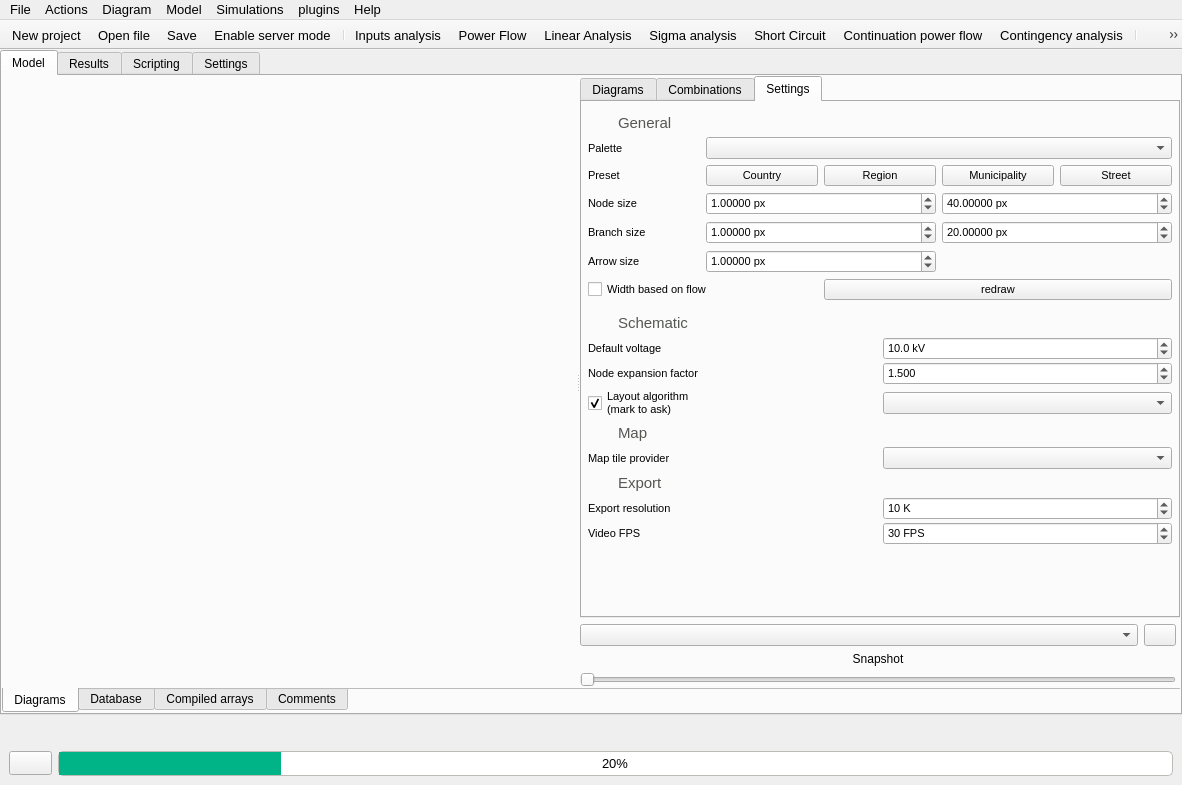
First picture: the form in src/GridCal/Gui/Main/MainWindow.ui, repository SanPen/GridCal, before the edit.
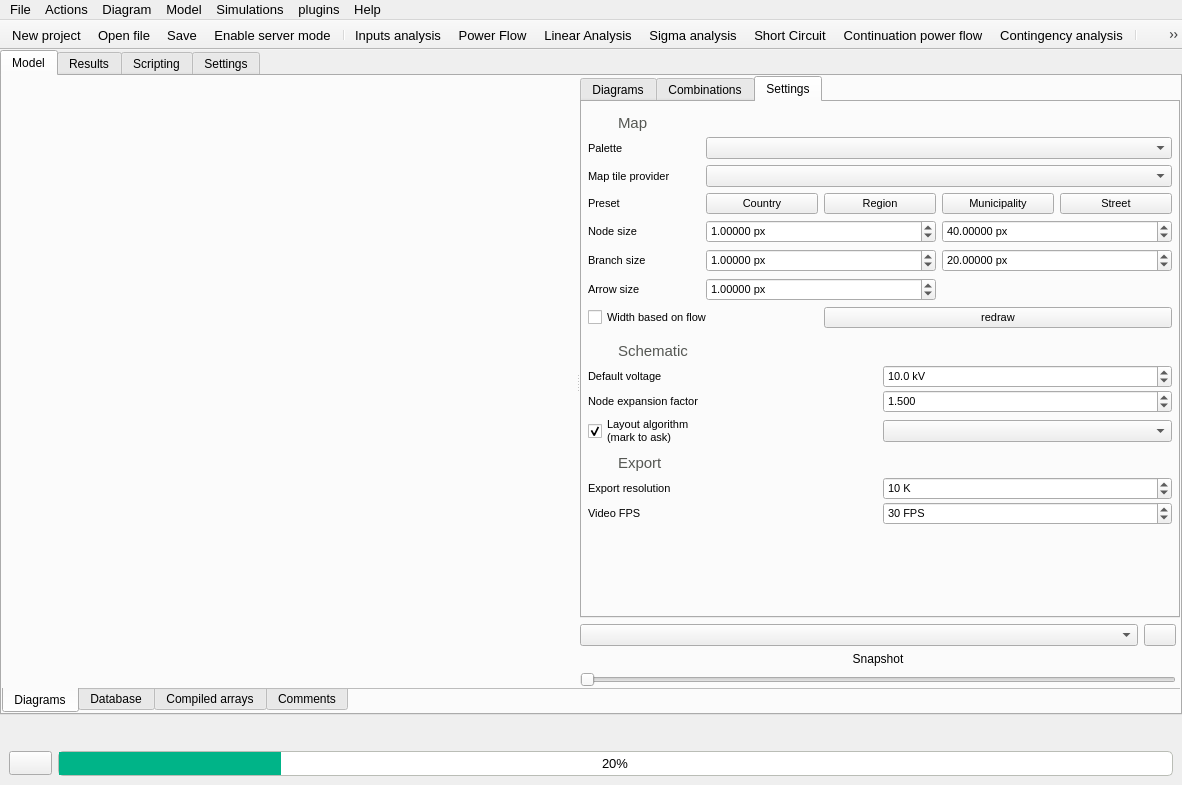
Second picture: the form after the edit. The open tabs and pages were chosen to show the change. Icons and pictures are not drawn.

Commit message: Protected compilation against none buses in generators, shunts and loads Improvements to the GUI behaviour

The edit to the form file:
```diff
--- a/src/GridCal/Gui/Main/MainWindow.ui
+++ b/src/GridCal/Gui/Main/MainWindow.ui
@@ -352,18 +352,6 @@
                           <property name="verticalSpacing">
                            <number>2</number>
                           </property>
-                          <item row="17" column="0">
-                           <widget class="QLabel" name="label_118">
-                            <property name="font">
-                             <font>
-                              <pointsize>8</pointsize>
-                             </font>
-                            </property>
-                            <property name="text">
-                             <string>Map tile provider</string>
-                            </property>
-                           </widget>
-                          </item>
                           <item row="14" column="1">
                            <widget class="QComboBox" name="automatic_layout_comboBox">
                             <property name="font">
@@ -507,18 +495,6 @@
                             </property>
                            </widget>
                           </item>
-                          <item row="17" column="1">
-                           <widget class="QComboBox" name="tile_provider_comboBox">
-                            <property name="font">
-                             <font>
-                              <pointsize>8</pointsize>
-                             </font>
-                            </property>
-                            <property name="toolTip">
-                             <string>Map tile provides (map background)</string>
-                            </property>
-                           </widget>
-                          </item>
                           <item row="12" column="1">
                            <widget class="QDoubleSpinBox" name="explosion_factor_doubleSpinBox">
                             <property name="font">
@@ -634,7 +610,7 @@
                                 </font>
                                </property>
                                <property name="text">
-                                <string>General</string>
+                                <string>Map</string>
                                </property>
                                <property name="alignment">
                                 <set>Qt::AlignmentFlag::AlignLeading|Qt::AlignmentFlag::AlignLeft|Qt::AlignmentFlag::AlignVCenter</set>
@@ -677,83 +653,6 @@
                              <property name="bottomMargin">
                               <number>0</number>
                              </property>
-                             <item>
-                              <widget class="QLabel" name="label_99">
-                               <property name="minimumSize">
-                                <size>
-                                 <width>24</width>
-                                 <height>24</height>
-                                </size>
-                               </property>
-                               <property name="maximumSize">
-                                <size>
-                                 <width>24</width>
-                                 <height>24</height>
-                                </size>
-                               </property>
-                               <property name="text">
-                                <string/>
-                               </property>
-                               <property name="pixmap">
-                                <pixmap resource="icons.qrc">:/Icons/icons/show_color_controls.svg</pixmap>
-                               </property>
-                               <property name="scaledContents">
-                                <bool>true</bool>
-                               </property>
-                              </widget>
-                             </item>
-                             <item>
-                              <widget class="QLabel" name="label_100">
-                               <property name="palette">
-                                <palette>
-                                 <active>
-                                  <colorrole role="WindowText">
-                                   <brush brushstyle="SolidPattern">
-                                    <color alpha="255">
-                                     <red>85</red>
-                                     <green>87</green>
-                                     <blue>83</blue>
-                                    </color>
-                                   </brush>
-                                  </colorrole>
-                                 </active>
-                                 <inactive>
-                                  <colorrole role="WindowText">
-                                   <brush brushstyle="SolidPattern">
-                                    <color alpha="255">
-                                     <red>85</red>
-                                     <green>87</green>
-                                     <blue>83</blue>
-                                    </color>
-                                   </brush>
-                                  </colorrole>
-                                 </inactive>
-                                 <disabled>
-                                  <colorrole role="WindowText">
-                                   <brush brushstyle="SolidPattern">
-                                    <color alpha="255">
-                                     <red>190</red>
-                                     <green>190</green>
-                                     <blue>190</blue>
-                                    </color>
-                                   </brush>
-                                  </colorrole>
-                                 </disabled>
-                                </palette>
-                               </property>
-                               <property name="font">
-                                <font>
-                                 <pointsize>11</pointsize>
-                                </font>
-                               </property>
-                               <property name="text">
-                                <string>Map</string>
-                               </property>
-                               <property name="alignment">
-                                <set>Qt::AlignmentFlag::AlignLeading|Qt::AlignmentFlag::AlignLeft|Qt::AlignmentFlag::AlignVCenter</set>
-                               </property>
-                              </widget>
-                             </item>
                             </layout>
                            </widget>
                           </item>
@@ -990,57 +889,6 @@
                               <number>0</number>
                              </property>
                              <item row="2" column="0">
-                              <widget class="QLabel" name="label">
-                               <property name="sizePolicy">
-                                <sizepolicy hsizetype="Minimum" vsizetype="Preferred">
-                                 <horstretch>0</horstretch>
-                                 <verstretch>0</verstretch>
-                                </sizepolicy>
-                               </property>
-                               <property name="font">
-                                <font>
-                                 <pointsize>8</pointsize>
-                                </font>
-                               </property>
-                               <property name="text">
-                                <string>Node size</string>
-                               </property>
-                              </widget>
-                             </item>
-                             <item row="1" column="1">
-                              <widget class="QPushButton" name="preset1_pushButton">
-                               <property name="font">
-                                <font>
-                                 <pointsize>8</pointsize>
-                                </font>
-                               </property>
-                               <property name="toolTip">
-                                <string>Apply country meaningful sizes</string>
-                               </property>
-                               <property name="text">
-                                <string>Country</string>
-                               </property>
-                              </widget>
-                             </item>
-                             <item row="3" column="0">
-                              <widget class="QLabel" name="label_14">
-                               <property name="sizePolicy">
-                                <sizepolicy hsizetype="Minimum" vsizetype="Preferred">
-                                 <horstretch>0</horstretch>
-                                 <verstretch>0</verstretch>
-                                </sizepolicy>
-                               </property>
-                               <property name="font">
-                                <font>
-                                 <pointsize>8</pointsize>
-                                </font>
-                               </property>
-                               <property name="text">
-                                <string>Branch size</string>
-                               </property>
-                              </widget>
-                             </item>
-                             <item row="1" column="0">
                               <widget class="QLabel" name="label_154">
                                <property name="sizePolicy">
                                 <sizepolicy hsizetype="Minimum" vsizetype="Preferred">
@@ -1058,7 +906,7 @@
                                </property>
                               </widget>
                              </item>
-                             <item row="4" column="0">
+                             <item row="5" column="0">
                               <widget class="QLabel" name="label_113">
                                <property name="sizePolicy">
                                 <sizepolicy hsizetype="Minimum" vsizetype="Preferred">
@@ -1076,8 +924,38 @@
                                </property>
                               </widget>
                              </item>
-                             <item row="0" column="0">
-                              <widget class="QLabel" name="label_43">
+                             <item row="3" column="1" colspan="2">
+                              <widget class="QDoubleSpinBox" name="min_node_size_spinBox">
+                               <property name="font">
+                                <font>
+                                 <pointsize>8</pointsize>
+                                </font>
+                               </property>
+                               <property name="toolTip">
+                                <string>Minimum node / substation sizes</string>
+                               </property>
+                               <property name="suffix">
+                                <string> px</string>
+                               </property>
+                               <property name="decimals">
+                                <number>5</number>
+                               </property>
+                               <property name="minimum">
+                                <double>0.000100000000000</double>
+                               </property>
+                               <property name="maximum">
+                                <double>9999.000000000000000</double>
+                               </property>
+                               <property name="singleStep">
+                                <double>0.100000000000000</double>
+                               </property>
+                               <property name="value">
+                                <double>1.000000000000000</double>
+                               </property>
+                              </widget>
+                             </item>
+                             <item row="4" column="0">
+                              <widget class="QLabel" name="label_14">
                                <property name="sizePolicy">
                                 <sizepolicy hsizetype="Minimum" vsizetype="Preferred">
                                  <horstretch>0</horstretch>
@@ -1090,22 +968,7 @@
                                 </font>
                                </property>
                                <property name="text">
-                                <string>Palette</string>
-                               </property>
-                              </widget>
-                             </item>
-                             <item row="1" column="2">
-                              <widget class="QPushButton" name="preset2_pushButton">
-                               <property name="font">
-                                <font>
-                                 <pointsize>8</pointsize>
-                                </font>
-                               </property>
-                               <property name="toolTip">
-                                <string>Apply region meaningful sizes</string>
-                               </property>
-                               <property name="text">
-                                <string>Region</string>
+                                <string>Branch size</string>
                                </property>
                               </widget>
                              </item>
@@ -1121,172 +984,7 @@
                                </property>
                               </widget>
                              </item>
-                             <item row="2" column="1" colspan="2">
-                              <widget class="QDoubleSpinBox" name="min_node_size_spinBox">
-                               <property name="font">
-                                <font>
-                                 <pointsize>8</pointsize>
-                                </font>
-                               </property>
-                               <property name="toolTip">
-                                <string>Minimum node / substation sizes</string>
-                               </property>
-                               <property name="suffix">
-                                <string> px</string>
-                               </property>
-                               <property name="decimals">
-                                <number>5</number>
-                               </property>
-                               <property name="minimum">
-                                <double>0.000100000000000</double>
-                               </property>
-                               <property name="maximum">
-                                <double>9999.000000000000000</double>
-                               </property>
-                               <property name="singleStep">
-                                <double>0.100000000000000</double>
-                               </property>
-                               <property name="value">
-                                <double>1.000000000000000</double>
-                               </property>
-                              </widget>
-                             </item>
-                             <item row="2" column="3" colspan="2">
-                              <widget class="QDoubleSpinBox" name="max_node_size_spinBox">
-                               <property name="font">
-                                <font>
-                                 <pointsize>8</pointsize>
-                                </font>
-                               </property>
-                               <property name="toolTip">
-                                <string>Maximum node / substation sizes</string>
-                               </property>
-                               <property name="suffix">
-                                <string> px</string>
-                               </property>
-                               <property name="decimals">
-                                <number>5</number>
-                               </property>
-                               <property name="minimum">
-                                <double>0.000100000000000</double>
-                               </property>
-                               <property name="maximum">
-                                <double>9999.000000000000000</double>
-                               </property>
-                               <property name="singleStep">
-                                <double>0.100000000000000</double>
-                               </property>
-                               <property name="value">
-                                <double>40.000000000000000</double>
-                               </property>
-                              </widget>
-                             </item>
-                             <item row="3" column="1" colspan="2">
-                              <widget class="QDoubleSpinBox" name="min_branch_size_spinBox">
-                               <property name="font">
-                                <font>
-                                 <pointsize>8</pointsize>
-                                </font>
-                               </property>
-                               <property name="toolTip">
-                                <string>Minimum branch sizes</string>
-                               </property>
-                               <property name="suffix">
-                                <string> px</string>
-                               </property>
-                               <property name="decimals">
-                                <number>5</number>
-                               </property>
-                               <property name="minimum">
-                                <double>0.000100000000000</double>
-                               </property>
-                               <property name="maximum">
-                                <double>9999.000000000000000</double>
-                               </property>
-                               <property name="singleStep">
-                                <double>0.100000000000000</double>
-                               </property>
-                               <property name="value">
-                                <double>1.000000000000000</double>
-                               </property>
-                              </widget>
-                             </item>
-                             <item row="4" column="1" colspan="2">
-                              <widget class="QDoubleSpinBox" name="arrow_size_size_spinBox">
-                               <property name="font">
-                                <font>
-                                 <pointsize>8</pointsize>
-                                </font>
-                               </property>
-                               <property name="toolTip">
-                                <string>Branch arrow sizes</string>
-                               </property>
-                               <property name="suffix">
-                                <string> px</string>
-                               </property>
-                               <property name="decimals">
-                                <number>5</number>
-                               </property>
-                               <property name="minimum">
-                                <double>0.000100000000000</double>
-                               </property>
-                               <property name="maximum">
-                                <double>9999.000000000000000</double>
-                               </property>
-                               <property name="singleStep">
-                                <double>0.100000000000000</double>
-                               </property>
-                               <property name="value">
-                                <double>1.000000000000000</double>
-                               </property>
-                              </widget>
-                             </item>
-                             <item row="3" column="3" colspan="2">
-                              <widget class="QDoubleSpinBox" name="max_branch_size_spinBox">
-                               <property name="font">
-                                <font>
-                                 <pointsize>8</pointsize>
-                                </font>
-                               </property>
-                               <property name="toolTip">
-                                <string>Maximum branch sizes</string>
-                               </property>
-                               <property name="suffix">
-                                <string> px</string>
-                               </property>
-                               <property name="decimals">
-                                <number>5</number>
-                               </property>
-                               <property name="minimum">
-                                <double>0.000100000000000</double>
-                               </property>
-                               <property name="maximum">
-                                <double>9999.000000000000000</double>
-                               </property>
-                               <property name="singleStep">
-                                <double>0.100000000000000</double>
-                               </property>
-                               <property name="value">
-                                <double>20.000000000000000</double>
-                               </property>
-                              </widget>
-                             </item>
-                             <item row="1" column="3">
-                              <widget class="QPushButton" name="preset3_pushButton">
-                               <property name="font">
-                                <font>
-                                 <pointsize>8</pointsize>
-                                </font>
-                               </property>
-                               <property name="toolTip">
-                                <string>Apply municipality meaningful sizes</string>
-                               </property>
-                               <property name="text">
-                                <string>Municipality</string>
-                               </property>
-                              </widget>
-                             </item>
-                             <item row="1" column="4">
+                             <item row="2" column="4">
                               <widget class="QPushButton" name="preset4_pushButton">
                                <property name="font">
                                 <font>
@@ -1301,7 +999,85 @@
                                </property>
                               </widget>
                              </item>
-                             <item row="5" column="0" colspan="2">
+                             <item row="6" column="2" colspan="3">
+                              <widget class="QPushButton" name="redraw_pushButton">
+                               <property name="font">
+                                <font>
+                                 <pointsize>8</pointsize>
+                                </font>
+                               </property>
+                               <property name="toolTip">
+                                <string>Redraw the map or schematic with the new parameters</string>
+                               </property>
+                               <property name="text">
+                                <string>redraw</string>
+                               </property>
+                              </widget>
+                             </item>
+                             <item row="4" column="3" colspan="2">
+                              <widget class="QDoubleSpinBox" name="max_branch_size_spinBox">
+                               <property name="font">
+                                <font>
+                                 <pointsize>8</pointsize>
+                                </font>
+                               </property>
+                               <property name="toolTip">
+                                <string>Maximum branch sizes</string>
+                               </property>
+                               <property name="suffix">
+                                <string> px</string>
+                               </property>
+                               <property name="decimals">
+                                <number>5</number>
+                               </property>
+                               <property name="minimum">
+                                <double>0.000100000000000</double>
+                               </property>
+                               <property name="maximum">
+                                <double>9999.000000000000000</double>
+                               </property>
+                               <property name="singleStep">
+                                <double>0.100000000000000</double>
+                               </property>
+                               <property name="value">
+                                <double>20.000000000000000</double>
+                               </property>
+                              </widget>
+                             </item>
+                             <item row="2" column="1">
+                              <widget class="QPushButton" name="preset1_pushButton">
+                               <property name="font">
+                                <font>
+                                 <pointsize>8</pointsize>
+                                </font>
+                               </property>
+                               <property name="toolTip">
+                                <string>Apply country meaningful sizes</string>
+                               </property>
+                               <property name="text">
+                                <string>Country</string>
+                               </property>
+                              </widget>
+                             </item>
+                             <item row="3" column="0">
+                              <widget class="QLabel" name="label">
+                               <property name="sizePolicy">
+                                <sizepolicy hsizetype="Minimum" vsizetype="Preferred">
+                                 <horstretch>0</horstretch>
+                                 <verstretch>0</verstretch>
+                                </sizepolicy>
+                               </property>
+                               <property name="font">
+                                <font>
+                                 <pointsize>8</pointsize>
+                                </font>
+                               </property>
+                               <property name="text">
+                                <string>Node size</string>
+                               </property>
+                              </widget>
+                             </item>
+                             <item row="6" column="0" colspan="2">
                               <widget class="QCheckBox" name="branch_width_based_on_flow_checkBox">
                                <property name="font">
                                 <font>
@@ -1316,18 +1092,165 @@
                                </property>
                               </widget>
                              </item>
-                             <item row="5" column="2" colspan="3">
-                              <widget class="QPushButton" name="redraw_pushButton">
+                             <item row="0" column="0">
+                              <widget class="QLabel" name="label_43">
+                               <property name="sizePolicy">
+                                <sizepolicy hsizetype="Minimum" vsizetype="Preferred">
+                                 <horstretch>0</horstretch>
+                                 <verstretch>0</verstretch>
+                                </sizepolicy>
+                               </property>
                                <property name="font">
                                 <font>
                                  <pointsize>8</pointsize>
                                 </font>
                                </property>
+                               <property name="text">
+                                <string>Palette</string>
+                               </property>
+                              </widget>
+                             </item>
+                             <item row="2" column="3">
+                              <widget class="QPushButton" name="preset3_pushButton">
+                               <property name="font">
+                                <font>
+                                 <pointsize>8</pointsize>
+                                </font>
+                               </property>
                                <property name="toolTip">
                                 <string>Redraw the map or schematic with the new parameters</string>
                                </property>
                                <property name="text">
-                                <string>redraw</string>
+                                <string>Municipality</string>
+                               </property>
+                              </widget>
+                             </item>
+                             <item row="3" column="3" colspan="2">
+                              <widget class="QDoubleSpinBox" name="max_node_size_spinBox">
+                               <property name="font">
+                                <font>
+                                 <pointsize>8</pointsize>
+                                </font>
+                               </property>
+                               <property name="toolTip">
+                                <string>Maximum node / substation sizes</string>
+                               </property>
+                               <property name="suffix">
+                                <string> px</string>
+                               </property>
+                               <property name="decimals">
+                                <number>5</number>
+                               </property>
+                               <property name="minimum">
+                                <double>0.000100000000000</double>
+                               </property>
+                               <property name="maximum">
+                                <double>9999.000000000000000</double>
+                               </property>
+                               <property name="singleStep">
+                                <double>0.100000000000000</double>
+                               </property>
+                               <property name="value">
+                                <double>40.000000000000000</double>
+                               </property>
+                              </widget>
+                             </item>
+                             <item row="2" column="2">
+                              <widget class="QPushButton" name="preset2_pushButton">
+                               <property name="font">
+                                <font>
+                                 <pointsize>8</pointsize>
+                                </font>
+                               </property>
+                               <property name="toolTip">
+                                <string>Apply region meaningful sizes</string>
+                               </property>
+                               <property name="text">
+                                <string>Region</string>
+                               </property>
+                              </widget>
+                             </item>
+                             <item row="5" column="1" colspan="2">
+                              <widget class="QDoubleSpinBox" name="arrow_size_size_spinBox">
+                               <property name="font">
+                                <font>
+                                 <pointsize>8</pointsize>
+                                </font>
+                               </property>
+                               <property name="toolTip">
+                                <string>Branch arrow sizes</string>
+                               </property>
+                               <property name="suffix">
+                                <string> px</string>
+                               </property>
+                               <property name="decimals">
+                                <number>5</number>
+                               </property>
+                               <property name="minimum">
+                                <double>0.000100000000000</double>
+                               </property>
+                               <property name="maximum">
+                                <double>9999.000000000000000</double>
+                               </property>
+                               <property name="singleStep">
+                                <double>0.100000000000000</double>
+                               </property>
+                               <property name="value">
+                                <double>1.000000000000000</double>
+                               </property>
+                              </widget>
+                             </item>
+                             <item row="4" column="1" colspan="2">
+                              <widget class="QDoubleSpinBox" name="min_branch_size_spinBox">
+                               <property name="font">
+                                <font>
+                                 <pointsize>8</pointsize>
+                                </font>
+                               </property>
+                               <property name="toolTip">
+                                <string>Minimum branch sizes</string>
+                               </property>
+                               <property name="suffix">
+                                <string> px</string>
+                               </property>
+                               <property name="decimals">
+                                <number>5</number>
+                               </property>
+                               <property name="minimum">
+                                <double>0.000100000000000</double>
+                               </property>
+                               <property name="maximum">
+                                <double>9999.000000000000000</double>
+                               </property>
+                               <property name="singleStep">
+                                <double>0.100000000000000</double>
+                               </property>
+                               <property name="value">
+                                <double>1.000000000000000</double>
+                               </property>
+                              </widget>
+                             </item>
+                             <item row="1" column="0">
+                              <widget class="QLabel" name="label_118">
+                               <property name="font">
+                                <font>
+                                 <pointsize>8</pointsize>
+                                </font>
+                               </property>
+                               <property name="text">
+                                <string>Map tile provider</string>
+                               </property>
+                              </widget>
+                             </item>
+                             <item row="1" column="1" colspan="4">
+                              <widget class="QComboBox" name="tile_provider_comboBox">
+                               <property name="font">
+                                <font>
+                                 <pointsize>8</pointsize>
+                                </font>
+                               </property>
+                               <property name="toolTip">
+                                <string>Map tile provides (map background)</string>
                                </property>
                               </widget>
                              </item>
```
Left out of the diff: 4 changed lines with no effect on the pictures. The commit also changes 6 other files.
